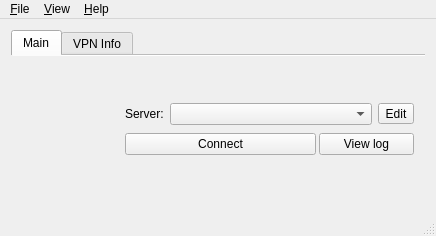
openconnect/openconnect-gui, file src/dialog/mainwindow.ui: the form before one commit.
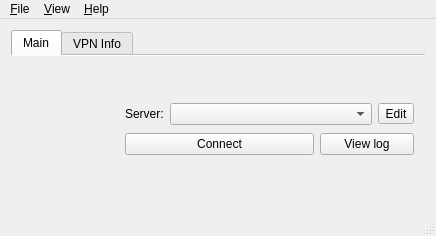
The form after the commit. Icons and pictures are not drawn.

Commit message:
Small UI organization and labeling clean-up
- use more accurate names for e.g. labels
- drop redundant layouts etc.

What changed in the file:
```diff
--- a/src/dialog/mainwindow.ui
+++ b/src/dialog/mainwindow.ui
@@ -170,10 +170,7 @@
              </layout>
             </item>
             <item>
-             <layout class="QHBoxLayout" name="horizontalLayout_2" stretch="4,2">
-              <property name="spacing">
-               <number>3</number>
-              </property>
+             <layout class="QHBoxLayout" name="horizontalLayout_Buttons" stretch="4,2">
               <item>
                <widget class="QPushButton" name="connectionButton">
                 <property name="text">
```
Left out of the diff: 46 changed lines with no effect on the pictures. Lines whose indentation alone changed are shown as unchanged. The commit also changes 1 other file.
